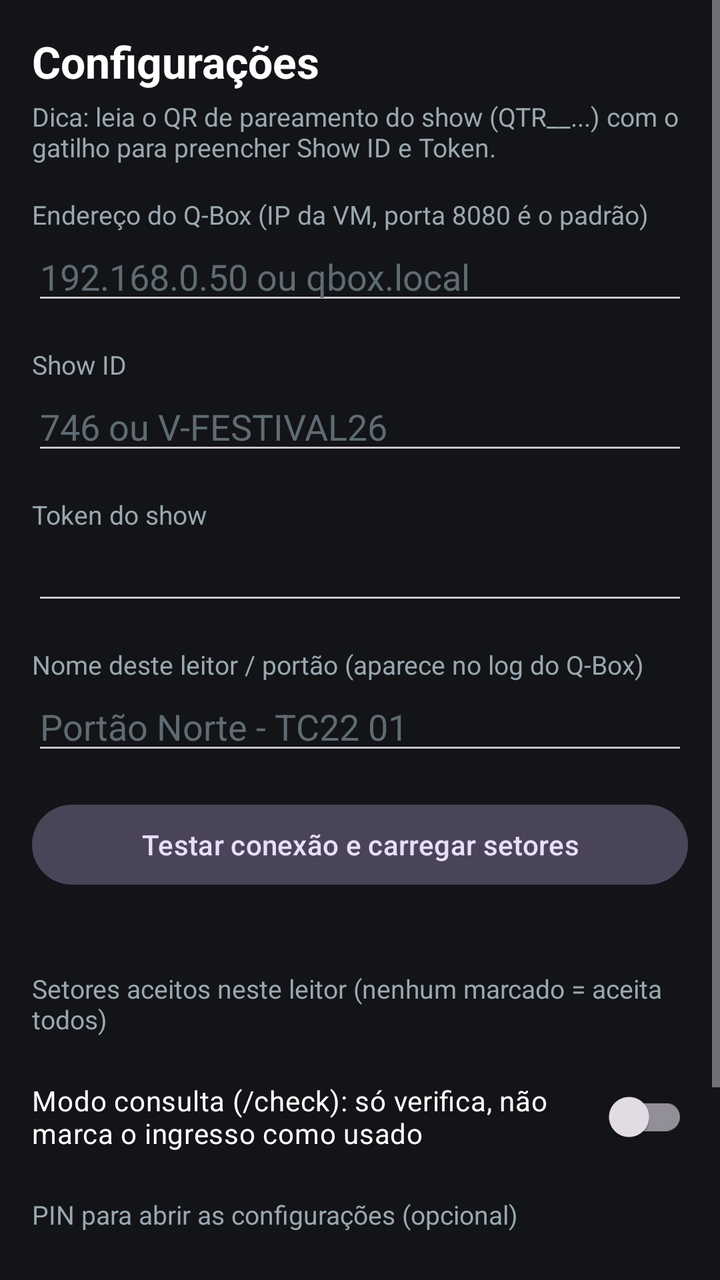
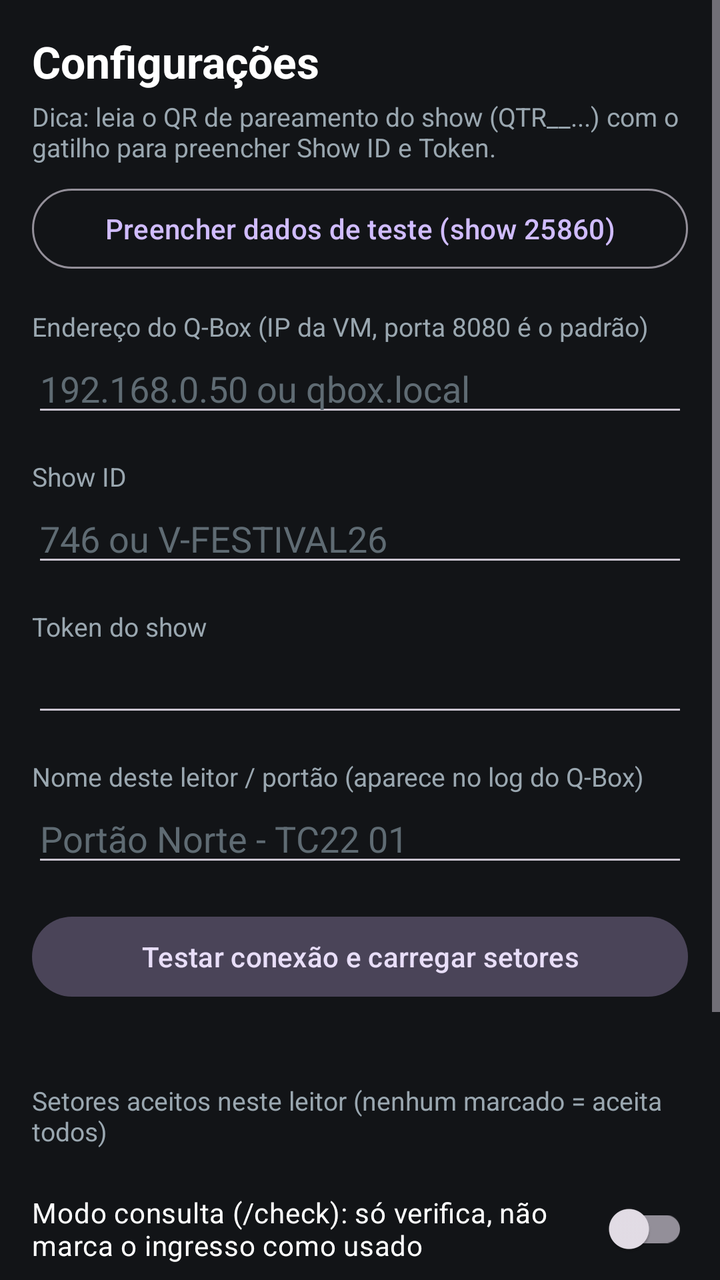

The first picture is an Android layout as it rendered before a commit; the second is the same layout after the commit. The layout source and the unified diff follow.
<!-- AndroidManifest.xml: application theme Theme.LeitorQBOX -->
<!-- res/layout/activity_settings.xml -->
<?xml version="1.0" encoding="utf-8"?>
<ScrollView xmlns:android="http://schemas.android.com/apk/res/android"
    android:layout_width="match_parent"
    android:layout_height="match_parent"
    android:background="@color/background">

    <LinearLayout
        android:layout_width="match_parent"
        android:layout_height="wrap_content"
        android:orientation="vertical"
        android:padding="16dp">

        <TextView
            android:id="@+id/tvTitle"
            android:layout_width="wrap_content"
            android:layout_height="wrap_content"
            android:text="Configurações"
            android:textColor="@color/text_primary"
            android:textSize="22sp"
            android:textStyle="bold" />

        <TextView
            android:layout_width="match_parent"
            android:layout_height="wrap_content"
            android:layout_marginTop="4dp"
            android:text="Dica: leia o QR de pareamento do show (QTR__...) com o gatilho para preencher Show ID e Token."
            android:textColor="@color/text_secondary"
            android:textSize="13sp" />

        <TextView
            style="@style/SettingsLabel"
            android:text="Endereço do Q-Box (IP da VM, porta 8080 é o padrão)" />

        <EditText
            android:id="@+id/etHost"
            style="@style/SettingsField"
            android:hint="192.168.0.50 ou qbox.local"
            android:inputType="textUri" />

        <TextView
            style="@style/SettingsLabel"
            android:text="Show ID" />

        <EditText
            android:id="@+id/etShowId"
            style="@style/SettingsField"
            android:hint="746 ou V-FESTIVAL26"
            android:inputType="text|textNoSuggestions" />

        <TextView
            style="@style/SettingsLabel"
            android:text="Token do show" />

        <EditText
            android:id="@+id/etToken"
            style="@style/SettingsField"
            android:fontFamily="monospace"
            android:inputType="textVisiblePassword|textCapCharacters|textNoSuggestions" />

        <TextView
            style="@style/SettingsLabel"
            android:text="Nome deste leitor / portão (aparece no log do Q-Box)" />

        <EditText
            android:id="@+id/etGate"
            style="@style/SettingsField"
            android:hint="Portão Norte - TC22 01"
            android:inputType="textCapWords" />

        <Button
            android:id="@+id/btnTest"
            style="@style/Widget.Material3.Button.TonalButton"
            android:layout_width="match_parent"
            android:layout_height="wrap_content"
            android:layout_marginTop="16dp"
            android:text="Testar conexão e carregar setores" />

        <TextView
            android:id="@+id/tvTestResult"
            android:layout_width="match_parent"
            android:layout_height="wrap_content"
            android:layout_marginTop="4dp"
            android:textSize="14sp" />

        <TextView
            style="@style/SettingsLabel"
            android:text="Setores aceitos neste leitor (nenhum marcado = aceita todos)" />

        <LinearLayout
            android:id="@+id/sectorsBox"
            android:layout_width="match_parent"
            android:layout_height="wrap_content"
            android:orientation="vertical" />

        <androidx.appcompat.widget.SwitchCompat
            android:id="@+id/swCheckOnly"
            android:layout_width="match_parent"
            android:layout_height="wrap_content"
            android:layout_marginTop="16dp"
            android:text="Modo consulta (/check): só verifica, não marca o ingresso como usado"
            android:textColor="@color/text_primary" />

        <TextView
            style="@style/SettingsLabel"
            android:text="PIN para abrir as configurações (opcional)" />

        <EditText
            android:id="@+id/etPin"
            style="@style/SettingsField"
            android:inputType="numberPassword"
            android:maxLength="8" />

        <Button
            android:id="@+id/btnSave"
            android:layout_width="match_parent"
            android:layout_height="56dp"
            android:layout_marginTop="24dp"
            android:text="Salvar" />
    </LinearLayout>
</ScrollView>
<!-- resources referenced by this layout -->
<resources>
  <color name="background">#121417</color>
  <color name="text_primary">#FFFFFF</color>
  <color name="text_secondary">#9AA7B0</color>
  <style name="SettingsField">
          <item name="android:layout_width">match_parent</item>
          <item name="android:layout_height">wrap_content</item>
          <item name="android:singleLine">true</item>
          <item name="android:textColor">@color/text_primary</item>
          <item name="android:textColorHint">#5F6B73</item>
      </style>
  <style name="SettingsLabel">
          <item name="android:layout_width">match_parent</item>
          <item name="android:layout_height">wrap_content</item>
          <item name="android:layout_marginTop">16dp</item>
          <item name="android:textColor">@color/text_secondary</item>
          <item name="android:textSize">13sp</item>
      </style>
  <style name="Theme.LeitorQBOX" parent="Theme.Material3.Dark.NoActionBar">
          <item name="android:statusBarColor">@color/background</item>
          <item name="android:navigationBarColor">@color/background</item>
          <item name="android:windowBackground">@color/background</item>
      </style>
</resources>

<!-- the commit's change to res/layout/activity_settings.xml (unified diff, before → after) -->
@@ -26,6 +26,14 @@
             android:text="Dica: leia o QR de pareamento do show (QTR__...) com o gatilho para preencher Show ID e Token."
             android:textColor="@color/text_secondary"
             android:textSize="13sp" />
+
+        <Button
+            android:id="@+id/btnTestDefaults"
+            style="@style/Widget.Material3.Button.OutlinedButton"
+            android:layout_width="match_parent"
+            android:layout_height="wrap_content"
+            android:layout_marginTop="8dp"
+            android:text="Preencher dados de teste (show 25860)" />
 
         <TextView
             style="@style/SettingsLabel"
